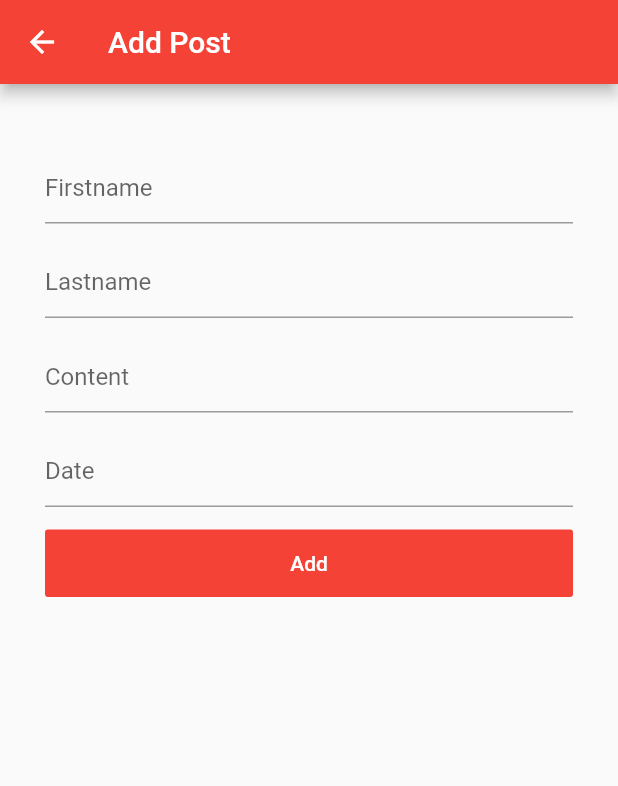
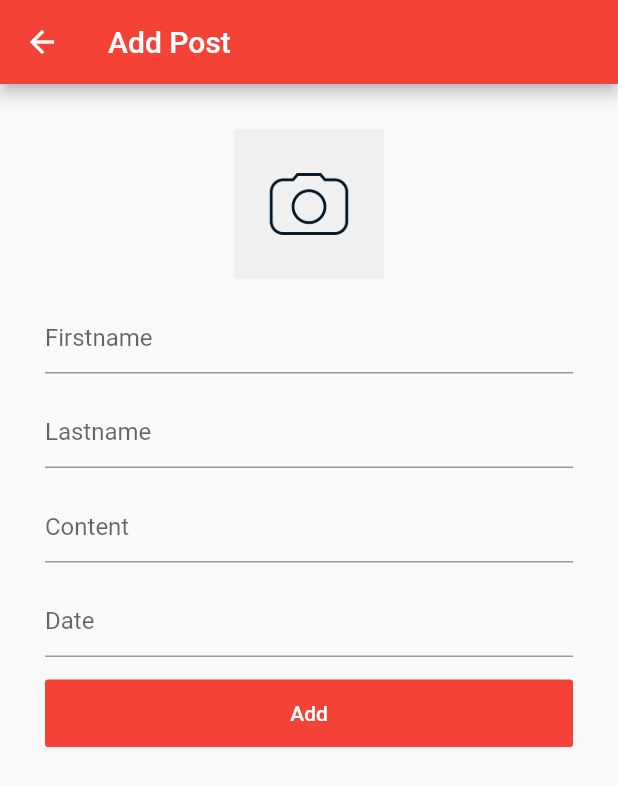
Before and after one commit to Diyorbek0617/herewego, a Flutter app: the Home_page screen opened by its route, after a tap on the "add" icon, on a phone screen of 412 x 824 dp. Shown: the top 786 px of the screen. Run offline on Flutter 3.47's test engine with Material 2 defaults, Android fonts, the phone set to English and light mode, and no system bars; our stand-ins replace firebase_auth, firebase_database, firebase_storage, fluttertoast, image_picker, shared_preferences; accounts and stored records are empty.

Commit message:
surat yuklash imkonyati qo'shildi

```diff
--- a/lib/ model/post_model.dart
+++ b/lib/ model/post_model.dart
@@ -1,26 +1,29 @@
 import 'dart:convert';
 
 class Post{
-  late String userId;
-  late String firstname;
-  late String lastname;
-  late String content;
-  late String date;
+   String userId;
+   String firstname;
+   String lastname;
+   String content;
+   String date;
+   String img_url;
 
-  Post(String userId, String firstname,String lastname, String content,String date){
+  Post(String userId, String firstname,String lastname, String content,String date,String img_url){
     this.userId=userId;
     this.firstname=firstname;
     this.lastname=lastname;
     this.content=content;
     this.date=date;
+    this.img_url=img_url;
   }
 
   Post.fromJson(Map<String ,dynamic>json)
   : userId = json['userId'],
   firstname = json['firstname'],
   lastname = json['lastname'],
-  content = json["content"],
-  date = json["date"];
+  content = json['content'],
+  date = json['date'],
+  img_url=json['img_url'];
 
   Map<String ,dynamic>toJson()=>{
     'userId':userId,
@@ -28,5 +31,6 @@ class Post{
     'lastname':lastname,
     'content':content,
     'date':date,
+    'img_url':img_url,
   };
 }
--- a/lib/main.dart
+++ b/lib/main.dart
@@ -8,17 +8,17 @@ import 'package:herewego/pages/signup_page.dart';
 import 'package:herewego/services/prefs_service.dart';
 
 void main() {
-  runApp(const MyApp());
+  runApp( MyApp());
 }
 
 class MyApp extends StatelessWidget {
-  const MyApp({Key? key}) : super(key: key);
+  const MyApp({Key key}) : super(key: key);
 Widget _strartPage(){
   return StreamBuilder<FirebaseUser>(
     stream: FirebaseAuth.instance.onAuthStateChanged,
     builder: (BuildContext context,snapshot){
       if(snapshot.hasData){
-        Prefs.saveUserId(snapshot.data!.uid);
+        Prefs.saveUserId(snapshot.data.uid);
         return Home_page();
       }else{
         Prefs.removeUserId();
--- a/lib/pages/detail_page.dart
+++ b/lib/pages/detail_page.dart
@@ -1,11 +1,14 @@
 import 'dart:io';
+import 'package:firebase_database/firebase_database.dart';
 import 'package:flutter/material.dart';
 import 'package:herewego/%20model/post_model.dart';
 import 'package:herewego/services/prefs_service.dart';
 import 'package:herewego/services/rtdb_service.dart';
+import 'package:herewego/services/stor_service.dart';
+import 'package:image_picker/image_picker.dart';
 
 class Detail_page extends StatefulWidget {
-  const Detail_page({Key? key}) : super(key: key);
+  const Detail_page({Key key}) : super(key: key);
   static final String id="detail_page";
 
   @override
@@ -14,10 +17,14 @@ class Detail_page extends StatefulWidget {
 
 class _Detail_pageState extends State<Detail_page> {
   var isLoading = false;
+    File _image;
+  final picker = ImagePicker();
+
   var firstnamecontroller=TextEditingController();
   var lastnamecontroller=TextEditingController();
   var datecontroller=TextEditingController();
   var contentcontroller=TextEditingController();
+  //add post
  AddPost()async{
    setState(() {
      isLoading = true;
@@ -27,21 +34,43 @@ String lastname=lastnamecontroller.text.toString().trim();
 String date=datecontroller.text.toString().trim();
 String content=contentcontroller.text.toString().trim();
 if(firstname.isEmpty||lastname.isEmpty||content.isEmpty||date.isEmpty) return;
-_apiaddpost(firstname,lastname,content,date);
+   if(_image == null) return;
+
+   _apiUploadImage(firstname,lastname,content,date);
  }
- _apiaddpost(String firstname,String lastname,String content, String date)async{
+// upload image
+  void _apiUploadImage(String firstname,String lastname, String content,String date) {
+
+    StoreService.uploadImage(_image).then((img_url) => {
+      _apiaddpost(firstname,lastname, content,date, img_url),
+    });
+  }
+
+ _apiaddpost(String firstname,String lastname,String content, String date, String img_url)async{
    var id=await Prefs.loadUserId();
-   RTDBService.addPost(new Post(id, firstname,lastname, content,date)).then((responce) => {
+   RTDBService.addPost( Post(id.toString(), firstname,lastname, content,date,img_url)).then((responce) => {
      _respAddPost(),
    });
  }
-
+// responce add post
  _respAddPost(){
    setState(() {
      isLoading = false;
    });
 Navigator.of(context).pop({"data":"done"});
  }
+ //get image
+  Future _getImage() async {
+    final pickedFile = await picker.getImage(source: ImageSource.gallery);
+
+    setState(() {
+      if (pickedFile != null) {
+        _image = File(pickedFile.path);
+      } else {
+        print('No image selected.');
+      }
+    });
+  }
   @override
   Widget build(BuildContext context) {
     return Scaffold(
@@ -57,7 +86,18 @@ Navigator.of(context).pop({"data":"done"});
               padding: EdgeInsets.all(30),
               child: Column(
                 children: [
+                  GestureDetector(
+                    onTap: _getImage,
+                    child: Container(
+                      height: 100,
+                      width: 100,
+                      child:  _image != null ?
+                      Image.file(_image,fit: BoxFit.cover)
+                          :Image.asset("assets/images/camera.png",),
+                    ),
+                  ),
                   SizedBox(height: 15,),
+                  // textfield firstname
                   TextField(
                     controller: firstnamecontroller,
                     decoration: InputDecoration(
@@ -65,6 +105,7 @@ Navigator.of(context).pop({"data":"done"});
                     ),
                   ),
                   SizedBox(height: 15,),
+                  // textfield lastname
                   TextField(
                     controller: lastnamecontroller,
                     decoration: InputDecoration(
@@ -72,6 +113,7 @@ Navigator.of(context).pop({"data":"done"});
                     ),
                   ),
                   SizedBox(height: 15,),
+                  // textfield content
                   TextField(
                     controller: contentcontroller,
                     decoration: InputDecoration(
@@ -79,6 +121,7 @@ Navigator.of(context).pop({"data":"done"});
                     ),
                   ),
                   SizedBox(height: 15,),
+                  // textfield date
                   TextField(
                     controller: datecontroller,
                     decoration: InputDecoration(
@@ -86,6 +129,7 @@ Navigator.of(context).pop({"data":"done"});
                     ),
                   ),
                   SizedBox(height: 15,),
+                  // button add func
                   Container(
                     width: MediaQuery.of(context).size.width,
                     height: 45,
@@ -99,6 +143,7 @@ Navigator.of(context).pop({"data":"done"});
               ),
             ),
           ),
+          // circle indicator
           isLoading? Center(
             child: CircularProgressIndicator(),
           ): SizedBox.shrink(),
--- a/lib/pages/home_page.dart
+++ b/lib/pages/home_page.dart
@@ -1,5 +1,4 @@
 import 'dart:async';
-
 import 'package:flutter/material.dart';
 import 'package:herewego/%20model/post_model.dart';
 import 'package:herewego/pages/detail_page.dart';
@@ -9,7 +8,7 @@ import 'package:herewego/services/rtdb_service.dart';
 
 
 class Home_page extends StatefulWidget {
-  const Home_page({Key? key}) : super(key: key);
+  const Home_page({Key key}) : super(key: key);
   static final String id="home_page";
 
   @override
@@ -17,8 +16,7 @@ class Home_page extends StatefulWidget {
 }
 
 class _Home_pageState extends State<Home_page> {
- bool isLoading=false;
-  List<Post>items=[];
+ List<Post>items=[];
   @override
   void initState() {
     // TODO: implement initState
@@ -27,7 +25,7 @@ class _Home_pageState extends State<Home_page> {
 
   }
 
- Future _opendetail()async{
+  _opendetail()async{
     Map results= await Navigator.of(context).push(MaterialPageRoute(
       builder: (BuildContext context){
         return Detail_page();
@@ -38,18 +36,17 @@ if(results !=null  && results.containsKey("data")){
   _apigetposts();
 }
   }
-Future _apigetposts()async{
-  setState(() {
-    isLoading = true;
-  });
+  // get posts
+ _apigetposts()async{
     var id=await Prefs.loadUserId();
-    RTDBService.getPosts(id).then((posts) => {
+    print(id.toString());
+    RTDBService.getPosts(id.toString()).then((posts) => {
       _respPosts(posts),
     });
 }
+// responce posts
 _respPosts(List<Post>posts){
   setState(() {
-    isLoading = false;
     items = posts;
   });
 }
@@ -57,12 +54,13 @@ _respPosts(List<Post>posts){
   @override
   Widget build(BuildContext context) {
     return Scaffold(
-      backgroundColor: Colors.white,
+      backgroundColor: Colors.tealAccent.shade100,
       appBar: AppBar(
         backgroundColor: Colors.red,
         title: Text("All Post",style: TextStyle(color: Colors.white,fontSize: 30),),
         centerTitle: true,
        actions: [
+         // sign out
          IconButton(
            onPressed: (){
              AuthService.signOutUser(context);
@@ -71,19 +69,11 @@ _respPosts(List<Post>posts){
          )
        ],
       ),
-      body: Stack(
-        children: [
-          ListView.builder(
-            itemCount: items.length,
-            itemBuilder: (ctx, i){
-              return itemOfList(items[i]);
-            },
-          ),
-          isLoading?
-          Center(
-            child: CircularProgressIndicator(),
-          ): SizedBox.shrink(),
-        ],
+      body: ListView.builder(
+        itemCount: items.length,
+        itemBuilder: (ctx, i){
+          return itemOfList(items[i]);
+        },
       ),
       floatingActionButton: FloatingActionButton(
         onPressed: _opendetail,
@@ -95,14 +85,27 @@ _respPosts(List<Post>posts){
 
   Widget itemOfList(Post post){
     return Container(
-      padding: EdgeInsets.all(20),
+      padding: EdgeInsets.all(30),
       child: Column(
         crossAxisAlignment: CrossAxisAlignment.start,
         children: [
+          //  post image
+          Container(
+            padding: EdgeInsets.all(15),
+            height: 200,
+            width: MediaQuery.of(context).size.width,
+            child: post.img_url != null ?
+            Image.network(post.img_url,fit: BoxFit.cover,):
+            Image.asset("assets/images/ic_default.png"),
+          ),
+          SizedBox(width: 15,),
+          // text post fullname
           Text(post.firstname+"   "+post.lastname,style: TextStyle(color: Colors.black,fontSize: 20),),
           SizedBox(height: 10,),
+          // text post date
           Text(post.date,style: TextStyle(color: Colors.black,fontSize: 16),),
           SizedBox(height: 10,),
+          // text post content
           Text(post.content,style: TextStyle(color: Colors.black,fontSize: 18),),
         ],
       ),
--- a/lib/pages/signin_page.dart
+++ b/lib/pages/signin_page.dart
@@ -7,7 +7,7 @@ import 'package:herewego/services/prefs_service.dart';
 import 'package:herewego/services/utills_service.dart';
 
 class Sign_in extends StatefulWidget {
-  const Sign_in({Key? key}) : super(key: key);
+  const Sign_in({Key key}) : super(key: key);
 static final String id="signin_page";
 
   @override
--- a/lib/pages/signup_page.dart
+++ b/lib/pages/signup_page.dart
@@ -7,7 +7,7 @@ import 'package:herewego/services/prefs_service.dart';
 import 'package:herewego/services/utills_service.dart';
 
 class Sign_up extends StatefulWidget {
-  const Sign_up({Key? key}) : super(key: key);
+  const Sign_up({Key key}) : super(key: key);
   static final String id="signup_page";
 
   @override
--- a/lib/services/rtdb_service.dart
+++ b/lib/services/rtdb_service.dart
@@ -10,7 +10,7 @@ static Future<Stream<Event>>addPost(Post post)async{
 }
 
 static Future<List<Post>>getPosts(String id)async{
-  List<Post> items =[];
+  List<Post> items=[];
   Query _query =_database.reference().child("posts").orderByChild("userId").equalTo(id);
   var snapshot =await _query.once();
   var result =snapshot.value.values as Iterable;
```
Also changed, not shown: lib/services/auth_service.dart (+5 -5 lines), lib/services/stor_service.dart (added, +20 -0 lines), pubspec.yaml (+8 -6 lines), assets/images/camera.png (added), assets/images/ic_default.png (added), pubspec.lock, 3 other files.
